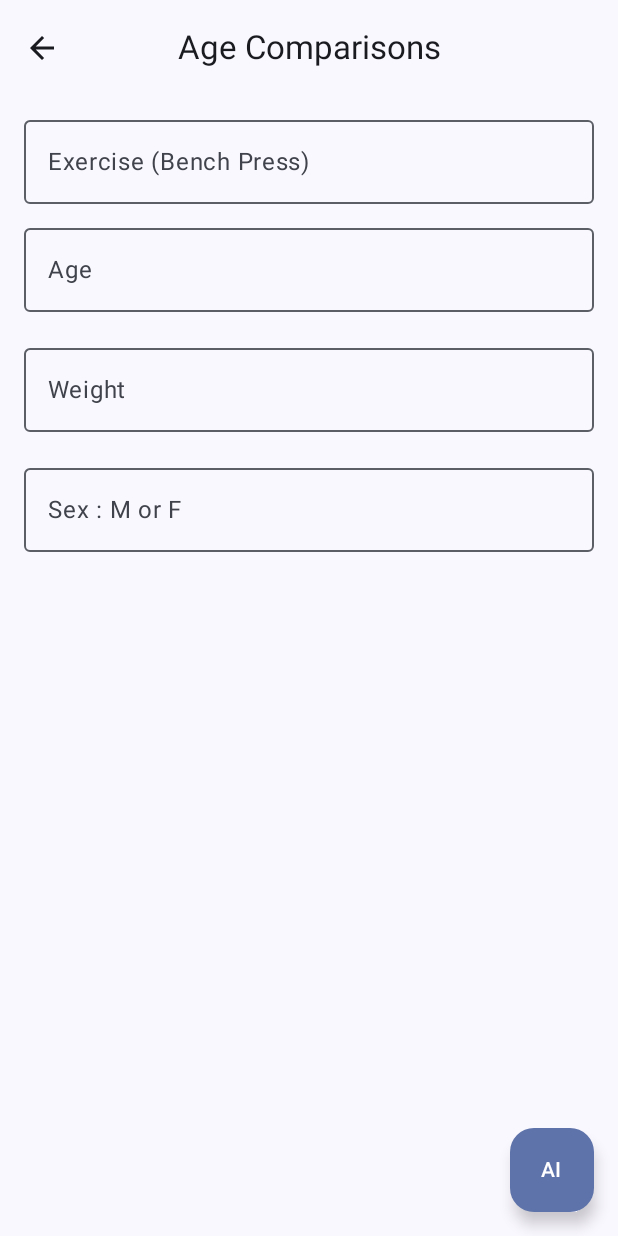
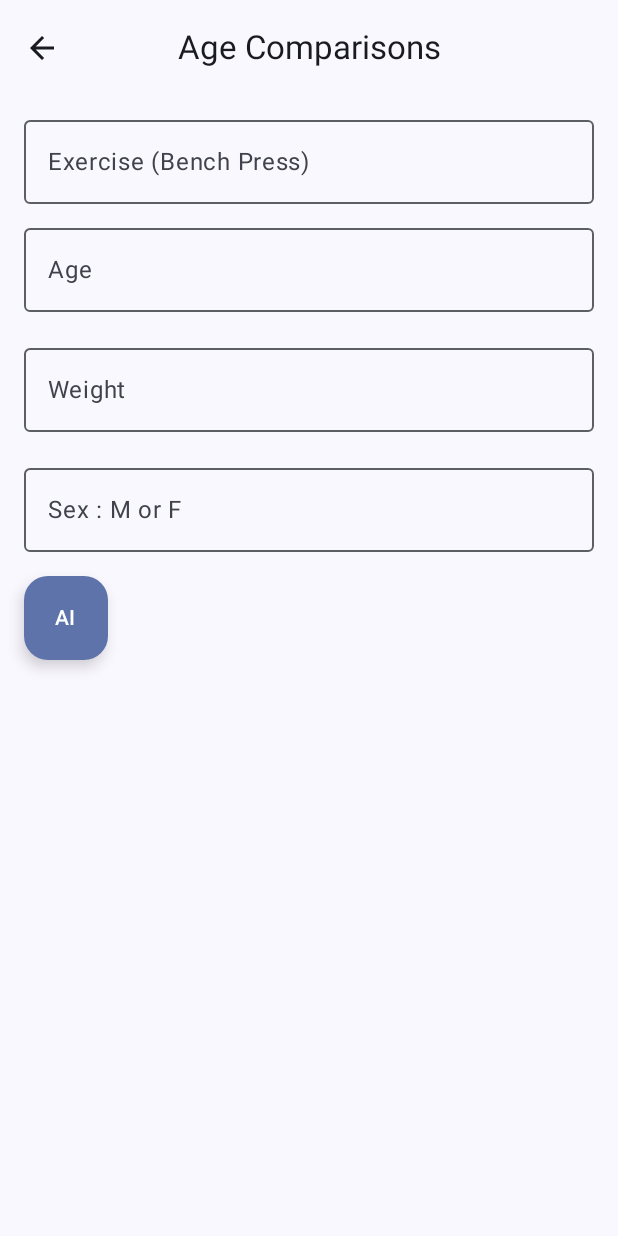
Before and after one commit to ethan-drury/GymifyPal, an Android app built with Jetpack Compose: the AgeComparisonActivity screen opened directly, with no data from a screen before it, on a phone screen of 412 x 824 dp. Run offline under Robolectric (Android 15) with nearby library versions, the phone set to English and light mode, and no system bars; libraries missing offline, so code that uses them is left out: com.google.ai.client.

Commit message:
AI Button

```diff
--- a/app/src/main/java/com/example/gymifypal/AgeComparisonActivity.kt
+++ b/app/src/main/java/com/example/gymifypal/AgeComparisonActivity.kt
@@ -127,11 +127,7 @@ fun AgeComparisonScreen(onBack: () -> Unit = {}) {
                 }
             )
         },
-        floatingActionButton = {
-            FloatingActionButton(
-                onClick = { if (!isLoading) queryGemini() }
-            ) { Text(text = "AI") }
-        }
+
     ) { innerPadding ->
         Column(
             modifier = Modifier
@@ -182,7 +178,14 @@ fun AgeComparisonScreen(onBack: () -> Unit = {}) {
                 modifier = Modifier.fillMaxWidth()
             )
 
-            Spacer(Modifier.height(16.dp))
+            Spacer(Modifier.height(16.dp)
+            )
+                FloatingActionButton(
+                    onClick = { if (!isLoading) queryGemini() }
+
+                ) { Text(text = "AI") }
+
+            Spacer(Modifier.height(24.dp))
 
             if (isLoading || aiResponse.isNotEmpty()) {
                 Card(modifier = Modifier.fillMaxWidth()) {
```
